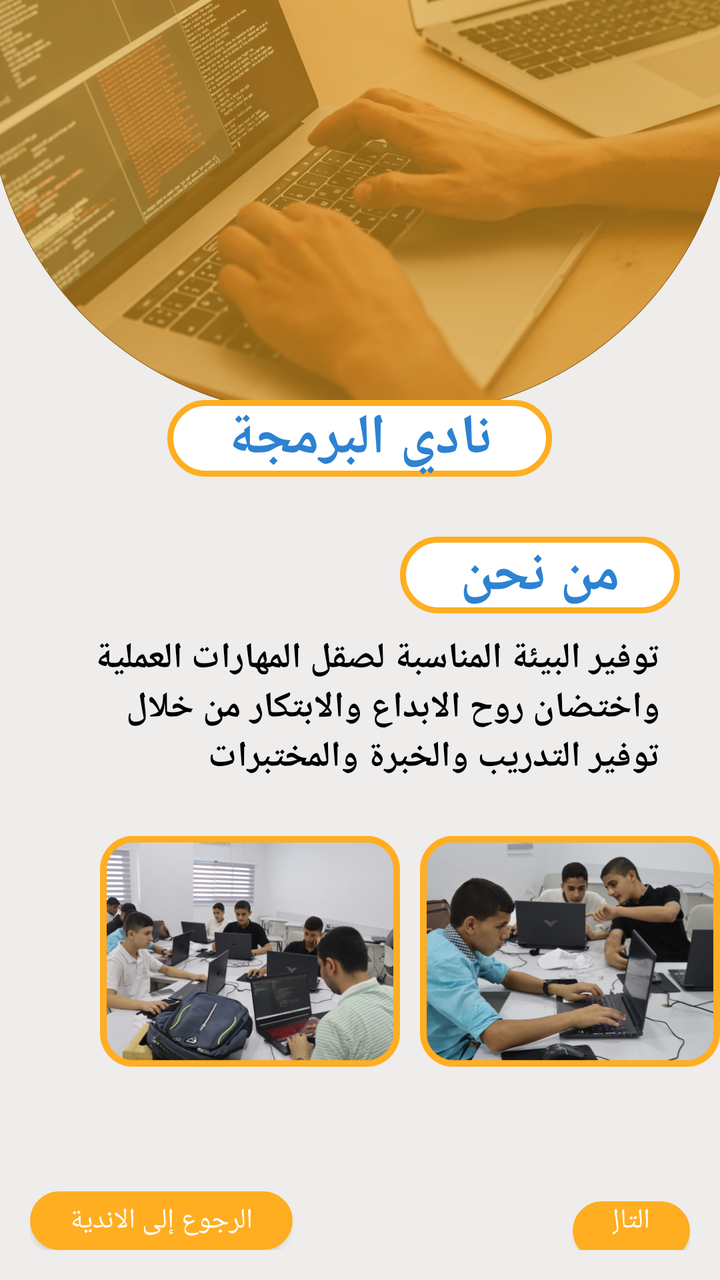
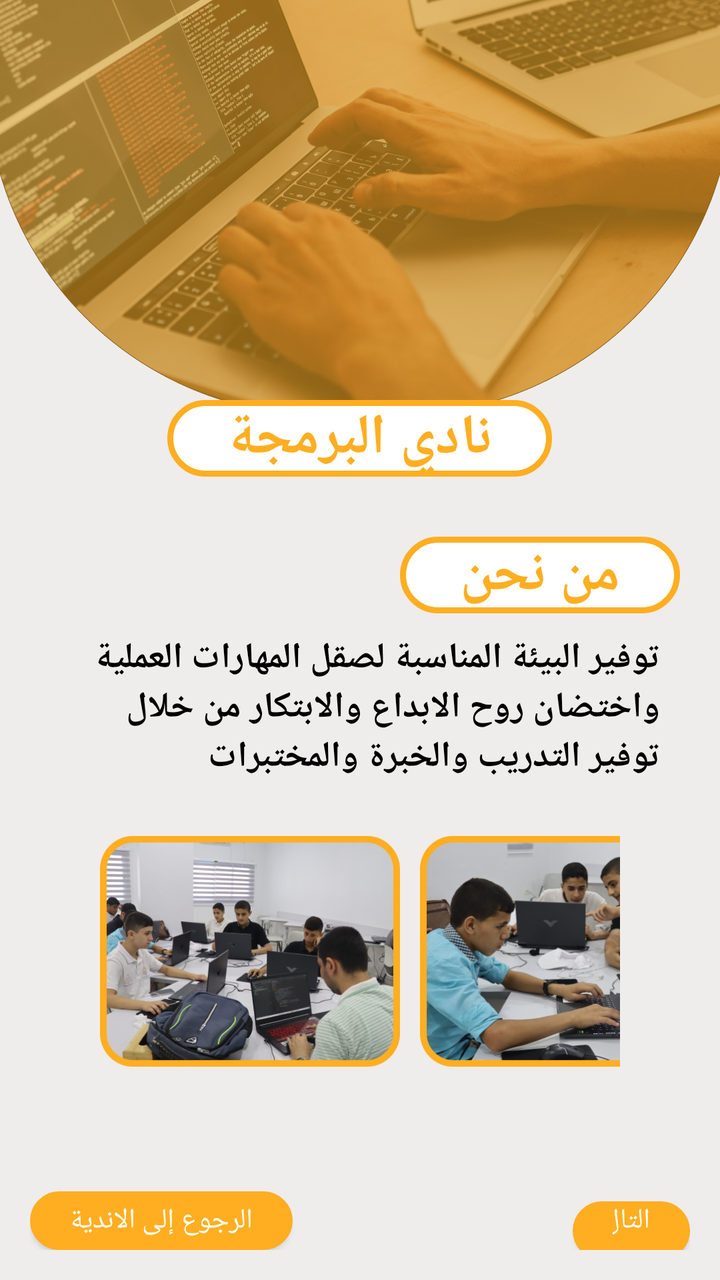

The first picture is an Android layout as it rendered before a commit; the second is the same layout after the commit. The layout source and the unified diff follow.
<!-- AndroidManifest.xml: application theme Theme.EngineeringVillageProject -->
<!-- res/layout/activity_programming_club.xml -->
<?xml version="1.0" encoding="utf-8"?>
<LinearLayout xmlns:android="http://schemas.android.com/apk/res/android"
    xmlns:app="http://schemas.android.com/apk/res-auto"
    xmlns:tools="http://schemas.android.com/tools"
    android:layout_width="match_parent"
    android:layout_height="match_parent"
    android:background="@drawable/backprogram"
    android:orientation="vertical"
    tools:context=".ProgrammingClubActivity">

    <TextView
        android:layout_width="wrap_content"
        android:layout_height="wrap_content"
        android:layout_gravity="center"
        android:layout_marginTop="200dp"
        android:background="@drawable/roundcornerstroke"
        android:fontFamily="@font/cairo_bold"
        android:paddingLeft="30dp"
        android:paddingRight="30dp"
        android:text="نادي البرمجة"
        android:textColor="#2D82D1"
        android:textSize="28sp"
        android:textStyle="bold" />

    <LinearLayout
        android:id="@+id/howWe"
        android:layout_width="match_parent"
        android:layout_height="wrap_content"
        android:orientation="vertical">

        <TextView
            android:layout_width="wrap_content"
            android:layout_height="wrap_content"
            android:layout_gravity="right"
            android:layout_marginTop="30dp"
            android:layout_marginRight="20dp"
            android:layout_marginBottom="10dp"
            android:background="@drawable/roundcornerstroke"
            android:fontFamily="@font/cairo_bold"
            android:paddingLeft="30dp"
            android:paddingRight="30dp"
            android:text="من نحن"
            android:textColor="#2D82D1"
            android:textSize="28sp"
            android:textStyle="bold" />

        <TextView
            android:layout_width="wrap_content"
            android:layout_height="wrap_content"
            android:fontFamily="@font/cairo_medium"
            android:gravity="right"
            android:paddingLeft="30dp"
            android:paddingRight="30dp"
            android:text="توفير البيئة المناسبة لصقل المهارات العملية واختضان روح الابداع والابتكار من خلال توفير التدريب والخبرة والمختبرات"
            android:textColor="@color/black"
            android:textSize="18sp"
            android:textStyle="bold" />

        <LinearLayout
            android:layout_width="match_parent"
            android:layout_height="wrap_content"
            android:layout_marginLeft="50dp"
            android:layout_marginTop="10dp"
            android:orientation="horizontal">

            <ImageView
                android:layout_width="150dp"
                android:layout_height="150dp"
                android:layout_marginRight="10dp"
                android:src="@drawable/pro1" />

            <ImageView
                android:layout_width="150dp"
                android:layout_height="150dp"
                android:src="@drawable/pro2" />

        </LinearLayout>

    </LinearLayout>

    <LinearLayout
        android:id="@+id/theOtherThing"
        android:layout_width="match_parent"
        android:layout_height="wrap_content"
        android:orientation="vertical"
        android:visibility="gone">

        <TextView
            android:layout_width="wrap_content"
            android:layout_height="wrap_content"
            android:layout_gravity="right"
            android:layout_marginTop="30dp"
            android:layout_marginRight="20dp"
            android:layout_marginBottom="10dp"
            android:background="@drawable/roundcornerstroke"
            android:fontFamily="@font/cairo_bold"
            android:paddingLeft="30dp"
            android:paddingRight="30dp"
            android:text="من نحن"
            android:textColor="#2D82D1"
            android:textSize="28sp"
            android:textStyle="bold" />

        <TextView
            android:layout_width="wrap_content"
            android:layout_height="wrap_content"
            android:fontFamily="@font/cairo_medium"
            android:gravity="right"
            android:paddingLeft="30dp"
            android:paddingRight="30dp"
            android:text="توفير البيئة المناسبة لصقل المهارات العملية واختضان روح الابداع والابتكار من خلال توفير التدريب والخبرة والمختبرات"
            android:textColor="@color/black"
            android:textSize="18sp"
            android:textStyle="bold" />

        <LinearLayout
            android:layout_width="match_parent"
            android:layout_height="wrap_content"
            android:layout_marginLeft="50dp"
            android:layout_marginTop="10dp"
            android:orientation="horizontal">

            <ImageView
                android:layout_width="150dp"
                android:layout_height="150dp"
                android:layout_marginRight="10dp"
                android:src="@drawable/pro4" />

            <ImageView
                android:layout_width="150dp"
                android:layout_height="150dp"
                android:src="@drawable/pro6" />

        </LinearLayout>

    </LinearLayout>

    <LinearLayout
        android:layout_width="match_parent"
        android:layout_height="wrap_content"
        android:layout_marginTop="30dp"
        android:padding="15dp">

        <Button
            android:id="@+id/btBack"
            android:layout_width="wrap_content"
            android:layout_height="wrap_content"
            android:background="@drawable/roundcornerstroke"
            android:backgroundTint="#FFAE21"
            android:fontFamily="@font/cairo_bold"
            android:text="السابق"
            android:textColor="@color/white"
            android:visibility="gone" />

        <Button
            android:id="@+id/btBackToClubs"
            android:layout_width="wrap_content"
            android:layout_height="wrap_content"
            android:layout_marginRight="40dp"
            android:background="@drawable/roundcornerstroke"
            android:backgroundTint="#FFAE21"
            android:fontFamily="@font/cairo_bold"
            android:paddingLeft="20dp"
            android:paddingRight="20dp"
            android:text="الرجوع إلى الاندية"
            android:textColor="@color/white" />

        <Button
            android:id="@+id/btNext"
            android:layout_width="wrap_content"
            android:layout_height="wrap_content"
            android:layout_marginStart="100dp"
            android:background="@drawable/roundcornerstroke"
            android:backgroundTint="#FFAE21"
            android:fontFamily="@font/cairo_bold"
            android:paddingLeft="20dp"
            android:paddingRight="20dp"
            android:text="التالي"
            android:textColor="@color/white" />

    </LinearLayout>

</LinearLayout>
<!-- resources referenced by this layout -->
<resources>
  <color name="black">#FF000000</color>
  <color name="white">#FFFFFFFF</color>
  <!-- drawable backprogram: png bitmap (drawable, 723297 bytes) -->
  <!-- drawable pro1: png bitmap (drawable, 217910 bytes) -->
  <!-- drawable pro2: png bitmap (drawable, 215210 bytes) -->
  <!-- drawable pro4: png bitmap (drawable, 186588 bytes) -->
  <!-- drawable pro6: png bitmap (drawable, 215014 bytes) -->
  <!-- drawable roundcornerstroke (drawable) -->
  <?xml version="1.0" encoding="utf-8"?>
  <shape xmlns:android="http://schemas.android.com/apk/res/android">
  
       <solid
           android:color="@color/white"
           />
  
      <stroke
  
          android:width="3dp"
          android:color="#FFAE21"
          />
  
  <corners
      android:topRightRadius="45dp"
      android:topLeftRadius="45dp"
      android:bottomLeftRadius="45dp"
      android:bottomRightRadius="45dp"
      />
  </shape>
  <style name="Theme.EngineeringVillageProject" parent="Base.Theme.EngineeringVillageProject" />
  <style name="Base.Theme.EngineeringVillageProject" parent="Theme.AppCompat.DayNight.NoActionBar">
          
          
      </style>
</resources>

<!-- the commit's change to res/layout/activity_programming_club.xml (unified diff, before → after) -->
@@ -18,7 +18,7 @@
         android:paddingLeft="30dp"
         android:paddingRight="30dp"
         android:text="نادي البرمجة"
-        android:textColor="#2D82D1"
+        android:textColor="#FFAE21"
         android:textSize="28sp"
         android:textStyle="bold" />
 
@@ -40,7 +40,7 @@
             android:paddingLeft="30dp"
             android:paddingRight="30dp"
             android:text="من نحن"
-            android:textColor="#2D82D1"
+            android:textColor="#FFAE21"
             android:textSize="28sp"
             android:textStyle="bold" />
 
@@ -61,6 +61,7 @@
             android:layout_height="wrap_content"
             android:layout_marginLeft="50dp"
             android:layout_marginTop="10dp"
+            android:layout_marginRight="50dp"
             android:orientation="horizontal">
 
             <ImageView
@@ -97,7 +98,7 @@
             android:paddingLeft="30dp"
             android:paddingRight="30dp"
             android:text="من نحن"
-            android:textColor="#2D82D1"
+            android:textColor="#FFAE21"
             android:textSize="28sp"
             android:textStyle="bold" />
 
